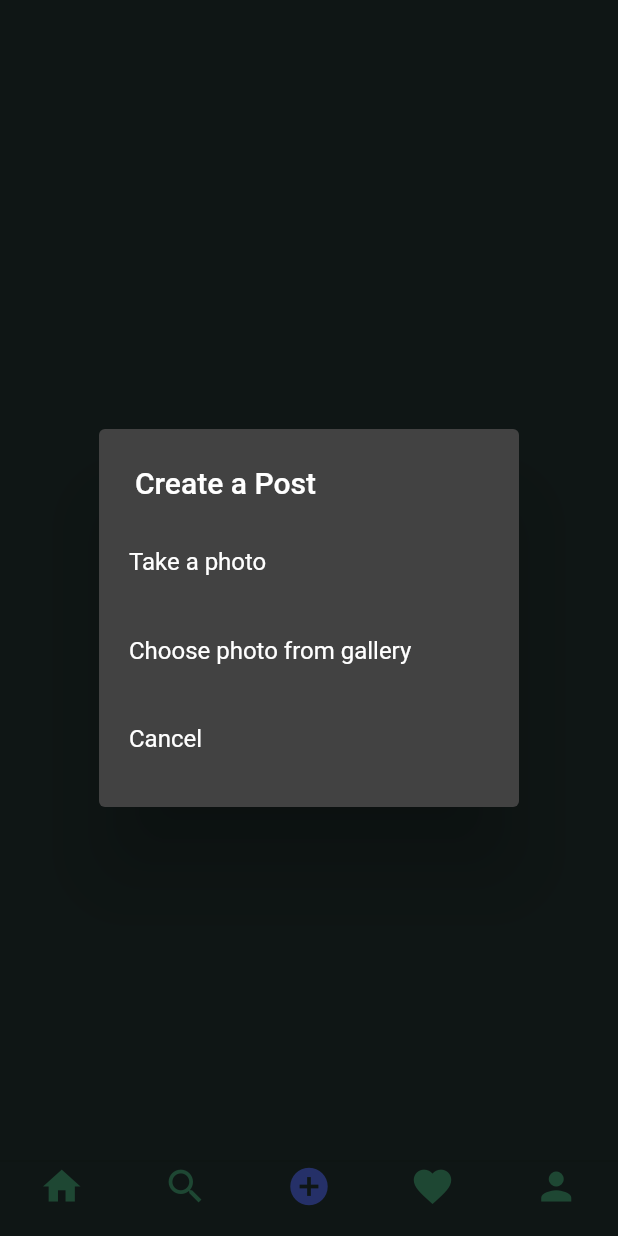
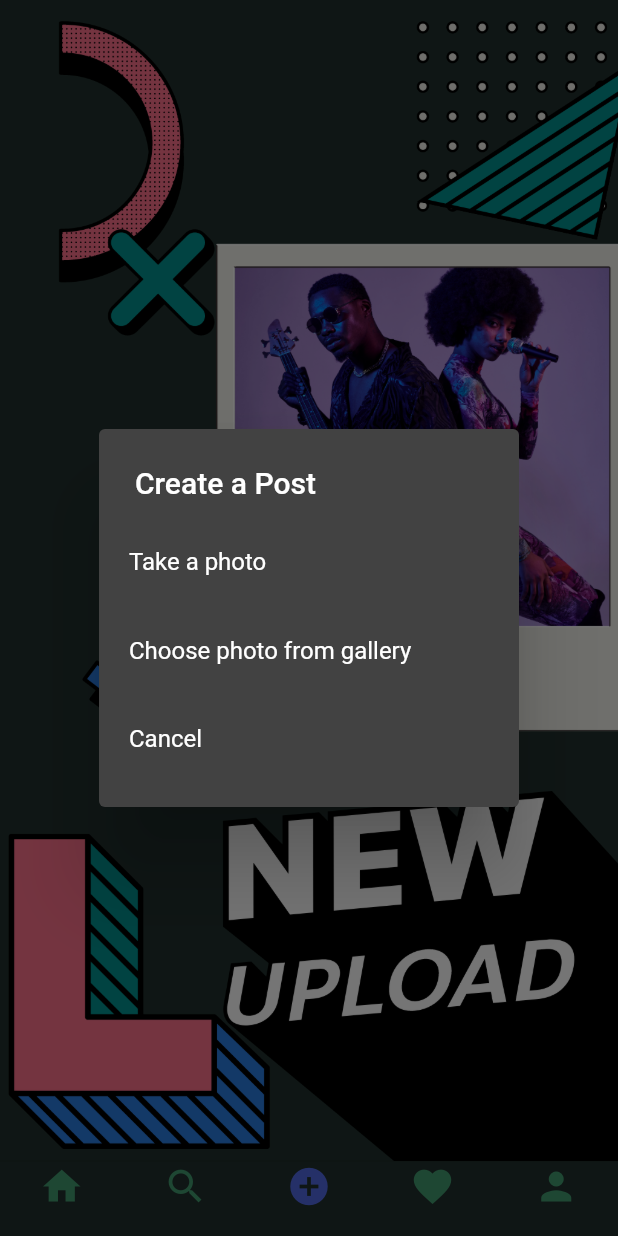
Before and after one commit to Boz-Yusuf/Bitirme-Projesi, a Flutter app: the screen it shows once a user with an empty profile is signed in, item 3 of the bottom bar chosen, after a tap on the "upload" icon, on a phone screen of 412 x 824 dp. Run offline on Flutter 3.47's test engine with Material 2 defaults, Android fonts, the phone set to English and light mode, and no system bars; our stand-ins replace cloud_firestore, firebase_auth, firebase_core, firebase_storage, image_picker; missing offline and left inert: dart:ffi; accounts and stored records are empty; network calls fail.

Commit message:
backgraund updates

```diff
--- a/lib/screens/add_post_screen.dart
+++ b/lib/screens/add_post_screen.dart
@@ -113,10 +113,16 @@ class _AddPostScreenState extends State<AddPostScreen> {
   Widget build(BuildContext context) {
     final User user = Provider.of<UserProvider>(context).getUser;
     return _file == null
-        ? Center(
-            child: IconButton(
-              icon: const Icon(Icons.upload),
-              onPressed: () => _selectImage(context),
+        ? Container(
+            width: double.infinity,
+            decoration: const BoxDecoration(
+                image: DecorationImage(
+                    image: AssetImage("assets/post.png"), fit: BoxFit.cover)),
+            child: Center(
+              child: IconButton(
+                icon: const Icon(Icons.upload),
+                onPressed: () => _selectImage(context),
+              ),
             ),
           )
         : Scaffold(
--- a/lib/screens/search_screen.dart
+++ b/lib/screens/search_screen.dart
@@ -71,6 +71,13 @@ class _SearchScreenState extends State<SearchScreen> {
                   );
                 },
               )
-            : Text("Find new bandmates"));
+            : Container(
+                width: double.infinity,
+                height: double.maxFinite,
+                decoration: const BoxDecoration(
+                  image: DecorationImage(
+                      image: AssetImage("assets/find.png"), fit: BoxFit.cover),
+                ),
+                child: Text("")));
   }
 }
--- a/lib/utils/colors.dart
+++ b/lib/utils/colors.dart
@@ -1,6 +1,6 @@
 import 'package:flutter/material.dart';
 
-const mobileBackgroundColor = Color.fromARGB(255, 33, 49, 46);
+const mobileBackgroundColor = Color.fromRGBO(33, 49, 46, 1);
 const webBackgroundColor = Color.fromARGB(255, 62, 85, 80);
 const mobileSearchColor = Color.fromRGBO(38, 38, 38, 1);
 const blueColor = Color.fromRGBO(0, 149, 246, 1);
--- a/lib/widgets/post_card.dart
+++ b/lib/widgets/post_card.dart
@@ -243,7 +243,7 @@ class _PostCardState extends State<PostCard> {
                   child: Container(
                     padding: const EdgeInsets.symmetric(vertical: 4),
                     child: Text(
-                      'View all $commentLen comments',
+                      '$commentLen comments',
                       style: TextStyle(
                         fontSize: 16,
                         color: secondaryColor,
--- a/pubspec.yaml
+++ b/pubspec.yaml
@@ -32,9 +32,9 @@ flutter:
   uses-material-design: true
 
   # To add assets to your application, add an assets section, like this:
-  # assets:
-  #   - images/a_dot_burr.jpeg
-  #   - images/a_dot_ham.jpeg
+  assets:
+    - assets/post.png
+    - assets/find.png
 
   # fonts:
   #   - family: Schyler
```
Also changed, not shown: assets/find.png (added), assets/post.png (added).
